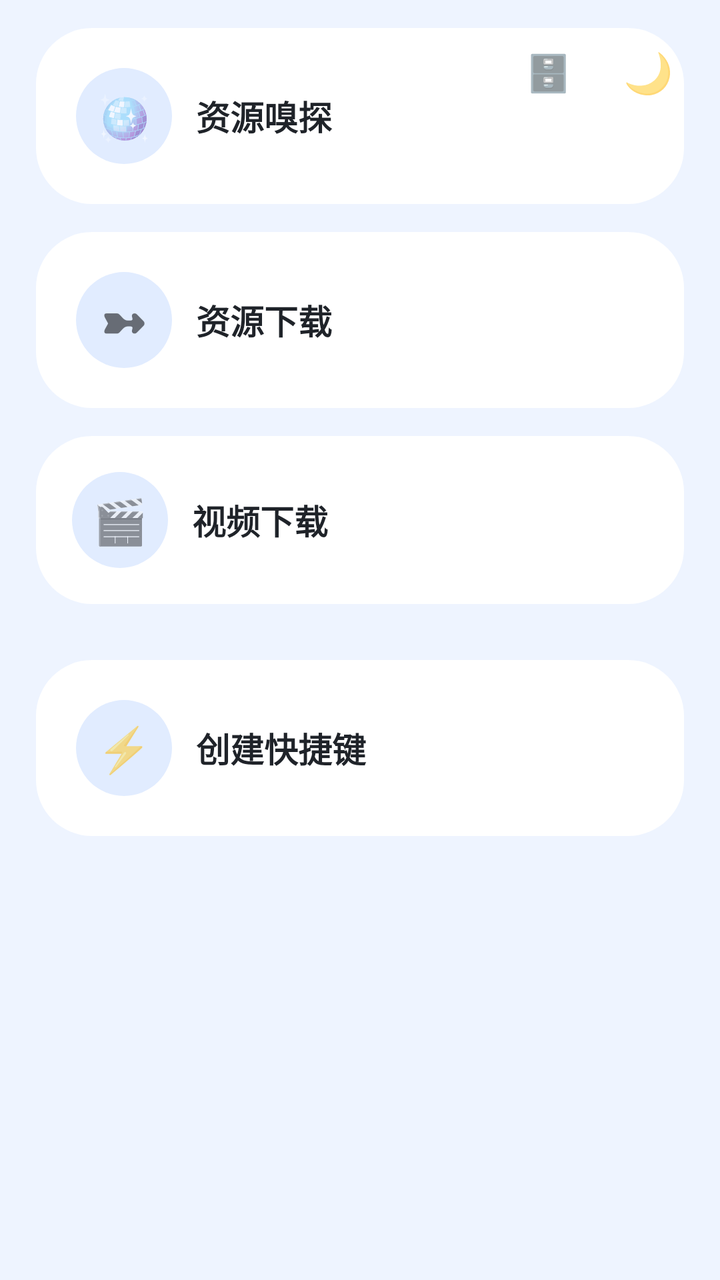
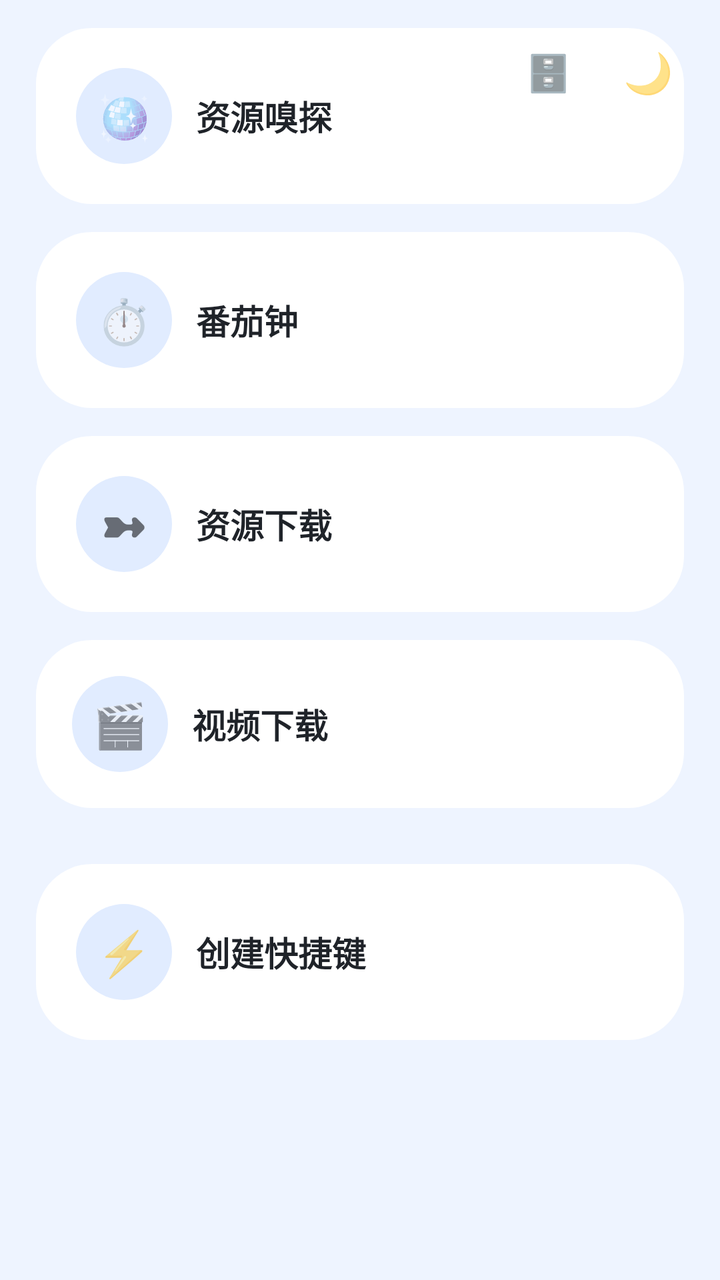

Compare the two renders of this Android layout. The source of the first and the diff that turns it into the second are given below.
<!-- AndroidManifest.xml: application theme AppTheme -->
<!-- res/layout/activity_toolbox.xml -->
<?xml version="1.0" encoding="utf-8"?>
<FrameLayout xmlns:android="http://schemas.android.com/apk/res/android"
    android:id="@+id/toolRoot"
    android:layout_width="match_parent" android:layout_height="match_parent">

    <TextView android:id="@+id/lanToggle"
        android:layout_width="44dp" android:layout_height="44dp"
        android:layout_gravity="top|right" android:layout_marginTop="14dp" android:layout_marginRight="64dp"
        android:gravity="center" android:elevation="6dp"
        android:text="🗄️" android:textSize="18sp"/>

    <TextView android:id="@+id/themeToggle"
        android:layout_width="44dp" android:layout_height="44dp"
        android:layout_gravity="top|right" android:layout_margin="14dp"
        android:gravity="center" android:elevation="6dp"
        android:text="🌙" android:textSize="20sp"/>

    <LinearLayout android:id="@+id/toolColumn"
        android:layout_width="match_parent" android:layout_height="match_parent"
        android:orientation="vertical"
        android:background="@color/bg">

        <ScrollView
            android:layout_width="match_parent" android:layout_height="match_parent"
            android:fillViewport="true" android:scrollbars="none">

            <LinearLayout
                android:layout_width="match_parent" android:layout_height="wrap_content"
                android:orientation="vertical"
                android:paddingLeft="18dp" android:paddingRight="18dp"
                android:paddingTop="14dp" android:paddingBottom="18dp">

                <LinearLayout android:tag="card" android:id="@+id/cardPlayer"
                    android:layout_width="match_parent" android:layout_height="wrap_content"
                    android:layout_marginTop="0dp"
                    android:background="@drawable/bg_card_md3" android:orientation="vertical"
                    android:padding="20dp">

                    <LinearLayout
                        android:layout_width="match_parent" android:layout_height="wrap_content"
                        android:orientation="horizontal" android:gravity="center_vertical">
                        <TextView
                            android:layout_width="48dp" android:layout_height="48dp"
                            android:background="@drawable/bg_btn_md3"
                            android:text="🪩" android:textSize="22sp" android:gravity="center"/>
                        <TextView
                            android:layout_width="0dp" android:layout_height="wrap_content"
                            android:layout_weight="1" android:layout_marginLeft="12dp"
                            android:text="资源嗅探" android:textSize="17sp"
                            android:textStyle="bold" android:tag="title" android:textColor="@color/textMain"/>
                    </LinearLayout>
                </LinearLayout>

                <LinearLayout android:tag="card" android:id="@+id/cardDownload"
                    android:layout_width="match_parent" android:layout_height="wrap_content"
                    android:layout_marginTop="14dp"
                    android:background="@drawable/bg_card_md3" android:orientation="vertical"
                    android:padding="20dp">
                    <LinearLayout
                        android:layout_width="match_parent" android:layout_height="wrap_content"
                        android:orientation="horizontal" android:gravity="center_vertical">
                        <TextView
                            android:layout_width="48dp" android:layout_height="48dp"
                            android:background="@drawable/bg_btn_md3"
                            android:text="➼" android:textSize="22sp" android:gravity="center"/>
                        <TextView
                            android:layout_width="0dp" android:layout_height="wrap_content"
                            android:layout_weight="1" android:layout_marginLeft="12dp"
                            android:text="资源下载" android:textSize="17sp"
                            android:textStyle="bold" android:tag="title" android:textColor="@color/textMain"/>
                    </LinearLayout>
                </LinearLayout>
                 <LinearLayout android:tag="card" android:id="@+id/cardVideoDl"
                    android:layout_width="match_parent" android:layout_height="wrap_content"
                    android:layout_marginTop="14dp"
                    android:background="@drawable/bg_card_md3" android:orientation="vertical"
                    android:padding="18dp">
                    <LinearLayout android:layout_width="match_parent" android:layout_height="wrap_content"
                        android:orientation="horizontal" android:gravity="center_vertical">
                        <TextView android:layout_width="48dp" android:layout_height="48dp"
                            android:background="@drawable/bg_btn_md3"
                            android:text="🎬" android:textSize="22sp" android:gravity="center"/>
                        <TextView
                            android:layout_width="0dp" android:layout_height="wrap_content"
                            android:layout_weight="1" android:layout_marginLeft="12dp"
                            android:text="视频下载" android:textSize="17sp"
                            android:textStyle="bold" android:tag="title" android:textColor="@color/textMain"/>
                    </LinearLayout>
                </LinearLayout>

               <LinearLayout android:tag="card" android:id="@+id/calendarCard"
                    android:layout_width="match_parent" android:layout_height="wrap_content"
                    android:layout_marginTop="14dp"
                    android:background="@drawable/bg_card_md3" android:orientation="vertical">
                    <LinearLayout android:id="@+id/calHost"
                        android:layout_width="match_parent" android:layout_height="wrap_content"
                        android:orientation="vertical"/>
               </LinearLayout>

               <LinearLayout android:tag="card" android:id="@+id/cardShortcut"
                    android:layout_width="match_parent" android:layout_height="wrap_content"
                    android:layout_marginTop="14dp"
                    android:background="@drawable/bg_card_md3" android:orientation="vertical"
                    android:padding="20dp">
                    <LinearLayout
                        android:layout_width="match_parent" android:layout_height="wrap_content"
                        android:orientation="horizontal" android:gravity="center_vertical">
                        <TextView
                            android:layout_width="48dp" android:layout_height="48dp"
                            android:background="@drawable/bg_btn_md3" android:padding="8dp"
                            android:text="⚡" android:textSize="22sp" android:gravity="center"/>
                        <TextView
                            android:layout_width="0dp" android:layout_height="wrap_content"
                            android:layout_weight="1" android:layout_marginLeft="12dp"
                            android:text="创建快捷键" android:textSize="17sp"
                            android:textStyle="bold" android:tag="title" android:textColor="@color/textMain"/>
                    </LinearLayout>
                </LinearLayout>



            </LinearLayout>
        </ScrollView>
    </LinearLayout>
</FrameLayout>
<!-- resources referenced by this layout -->
<resources>
  <color name="bg">#EEF4FF</color>
  <color name="textMain">#1F2329</color>
  <!-- drawable bg_btn_md3 (drawable) -->
  <?xml version="1.0" encoding="utf-8"?>
  <shape xmlns:android="http://schemas.android.com/apk/res/android">
      <solid android:color="#E1ECFF"/>
      <corners android:radius="24dp"/>
  </shape>
  <!-- drawable bg_card_md3 (drawable) -->
  <?xml version="1.0" encoding="utf-8"?>
  <ripple xmlns:android="http://schemas.android.com/apk/res/android"
      android:color="#224C7DFF">
      <item>
          <shape>
              <solid android:color="#FFFFFF"/>
              <corners android:radius="28dp"/>
          </shape>
      </item>
  </ripple>
  <style name="AppTheme" parent="Theme.MaterialComponents.DayNight.NoActionBar">
          <item name="android:windowFullscreen">true</item>
          <item name="android:windowNoTitle">true</item>
          <item name="android:windowTranslucentNavigation">true</item>
          <item name="android:windowBackground">@color/bg</item>
          <item name="android:colorAccent">@color/blue2</item>
          <item name="colorPrimary">@color/blue2</item>
          <item name="colorSecondary">@color/blue2</item>
          <item name="android:colorControlHighlight">#22315CDE</item>
      </style>
  <color name="blue2">#1677FF</color>
</resources>

<!-- the commit's change to res/layout/activity_toolbox.xml (unified diff, before → after) -->
@@ -47,6 +47,26 @@
                             android:layout_width="0dp" android:layout_height="wrap_content"
                             android:layout_weight="1" android:layout_marginLeft="12dp"
                             android:text="资源嗅探" android:textSize="17sp"
+                            android:textStyle="bold" android:tag="title" android:textColor="@color/textMain"/>
+                    </LinearLayout>
+                </LinearLayout>
+
+                <LinearLayout android:tag="card" android:id="@+id/cardPomo"
+                    android:layout_width="match_parent" android:layout_height="wrap_content"
+                    android:layout_marginTop="14dp"
+                    android:background="@drawable/bg_card_md3" android:orientation="vertical"
+                    android:padding="20dp">
+                    <LinearLayout
+                        android:layout_width="match_parent" android:layout_height="wrap_content"
+                        android:orientation="horizontal" android:gravity="center_vertical">
+                        <TextView
+                            android:layout_width="48dp" android:layout_height="48dp"
+                            android:background="@drawable/bg_btn_md3"
+                            android:text="⏱️" android:textSize="22sp" android:gravity="center"/>
+                        <TextView
+                            android:layout_width="0dp" android:layout_height="wrap_content"
+                            android:layout_weight="1" android:layout_marginLeft="12dp"
+                            android:text="番茄钟" android:textSize="17sp"
                             android:textStyle="bold" android:tag="title" android:textColor="@color/textMain"/>
                     </LinearLayout>
                 </LinearLayout>
